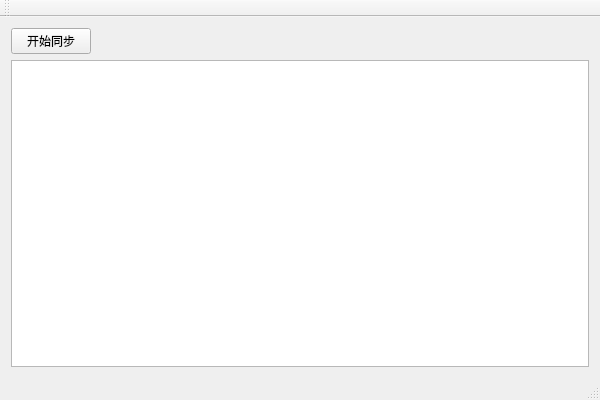
Above: ritao-desktop/ritao-cqdf/mainwindow.ui from seahouse/ritao-kjt before the change. Below: the same form after it.
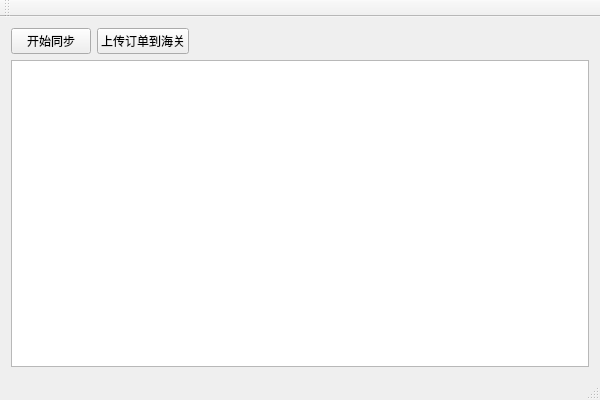
That is the form after the change.

The edit to the form file:
```diff
--- a/ritao-desktop/ritao-cqdf/mainwindow.ui
+++ b/ritao-desktop/ritao-cqdf/mainwindow.ui
@@ -24,6 +24,13 @@
         </property>
        </widget>
       </item>
+      <item>
+       <widget class="QPushButton" name="pushButton">
+        <property name="text">
+         <string>上传订单到海关</string>
+        </property>
+       </widget>
+      </item>
       <item>
        <spacer name="horizontalSpacer">
         <property name="orientation">
```
